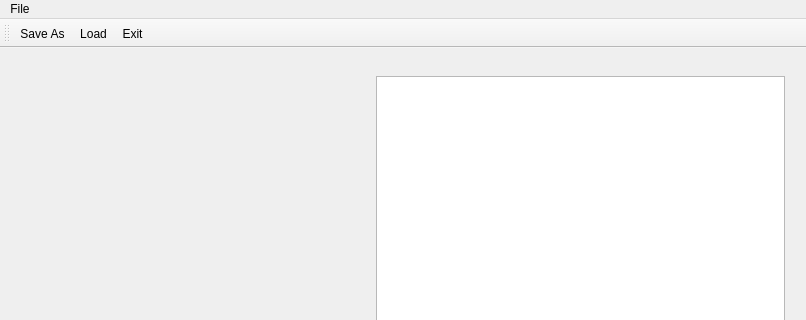
mwiesenberger/convection, file mainwindow.ui: the form before one commit; both pictures show x 0 to 806 and y 0 to 320 of the 806 by 766 pixel window.
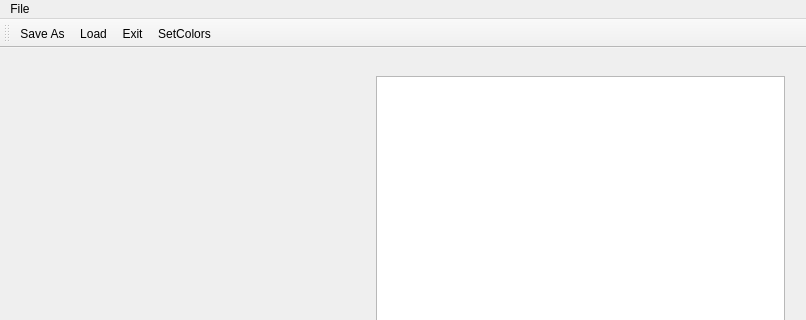
The form after the commit.

Commit message: added colors dialog

Patch:
```diff
--- a/mainwindow.ui
+++ b/mainwindow.ui
@@ -191,6 +191,7 @@
    <addaction name="actionSave"/>
    <addaction name="actionLoad"/>
    <addaction name="actionExit"/>
+   <addaction name="actionSetColors"/>
   </widget>
   <action name="actionSave">
    <property name="text">
@@ -207,6 +208,11 @@
     <string>Exit</string>
    </property>
   </action>
+  <action name="actionSetColors">
+   <property name="text">
+    <string>SetColors</string>
+   </property>
+  </action>
  </widget>
  <layoutdefault spacing="6" margin="11"/>
  <tabstops>
```
Left out of the diff: 3 changed lines with no effect on the pictures. The commit also changes 6 other files.
